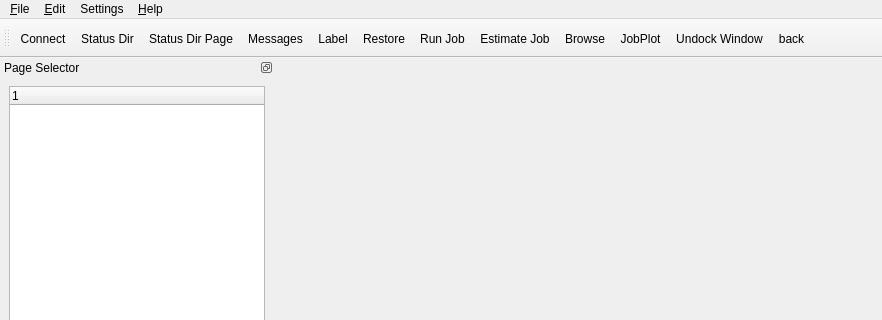
The window that bacula/src/qt-console/main.ui (rkorzeniewski/bacula) describes before a commit, drawn with Qt 5; both pictures show x 0 to 882 and y 0 to 320 of the 882 by 689 pixel window.
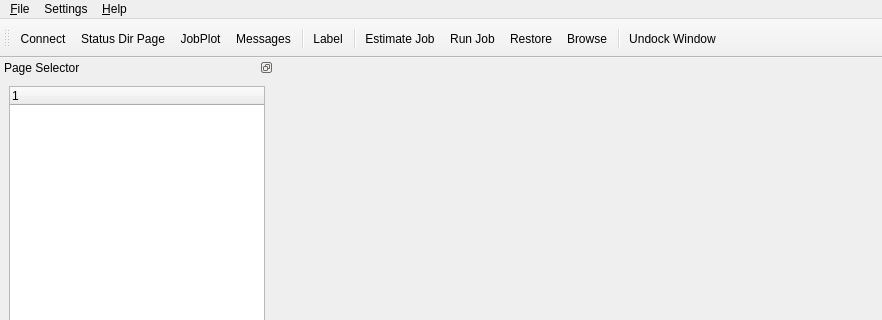
The same window after the commit. Icons and pictures are not drawn.

Commit message: Simplify the main screen, removing the status dir console icon and the "go back" one

```diff
--- a/bacula/src/qt-console/main.ui
+++ b/bacula/src/qt-console/main.ui
@@ -81,17 +81,9 @@
      <x>0</x>
      <y>0</y>
      <width>882</width>
-     <height>22</height>
+     <height>24</height>
     </rect>
    </property>
-   <widget class="QMenu" name="menuEdit" >
-    <property name="title" >
-     <string>&amp;Edit</string>
-    </property>
-    <addaction name="actionCopy" />
-    <addaction name="actionCut" />
-    <addaction name="actionPaste" />
-   </widget>
    <widget class="QMenu" name="menuSettings" >
     <property name="title" >
      <string>Settings</string>
@@ -117,7 +109,6 @@
     <addaction name="actionReloadRepop" />
    </widget>
    <addaction name="menuFile" />
-   <addaction name="menuEdit" />
    <addaction name="menuSettings" />
    <addaction name="menuHelp" />
   </widget>
@@ -149,17 +140,18 @@
     <bool>false</bool>
    </attribute>
    <addaction name="actionConnect" />
-   <addaction name="actionStatusDir" />
    <addaction name="actionStatusDirPage" />
+   <addaction name="actionJobPlot" />
    <addaction name="actionMessages" />
+   <addaction name="separator" />
    <addaction name="actionLabel" />
-   <addaction name="actionRestore" />
-   <addaction name="actionRun" />
+   <addaction name="separator" />
    <addaction name="actionEstimate" />
+   <addaction name="actionRun" />
+   <addaction name="actionRestore" />
    <addaction name="actionBrowse" />
-   <addaction name="actionJobPlot" />
+   <addaction name="separator" />
    <addaction name="actionUndock" />
-   <addaction name="actionBack" />
   </widget>
   <widget class="QDockWidget" name="dockWidget" >
    <property name="sizePolicy" >
```
Left out of the diff: 151 changed lines with no effect on the pictures. The commit also changes 1 other file.
